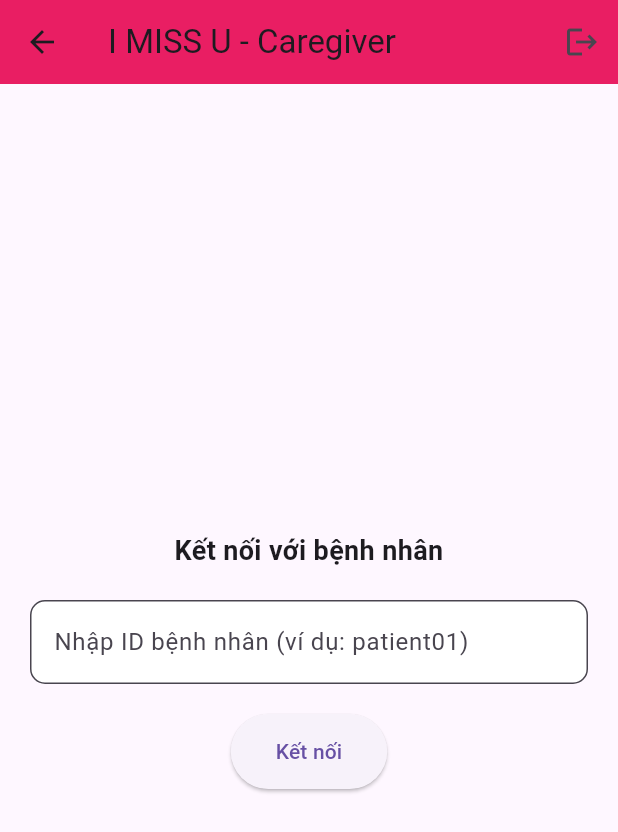
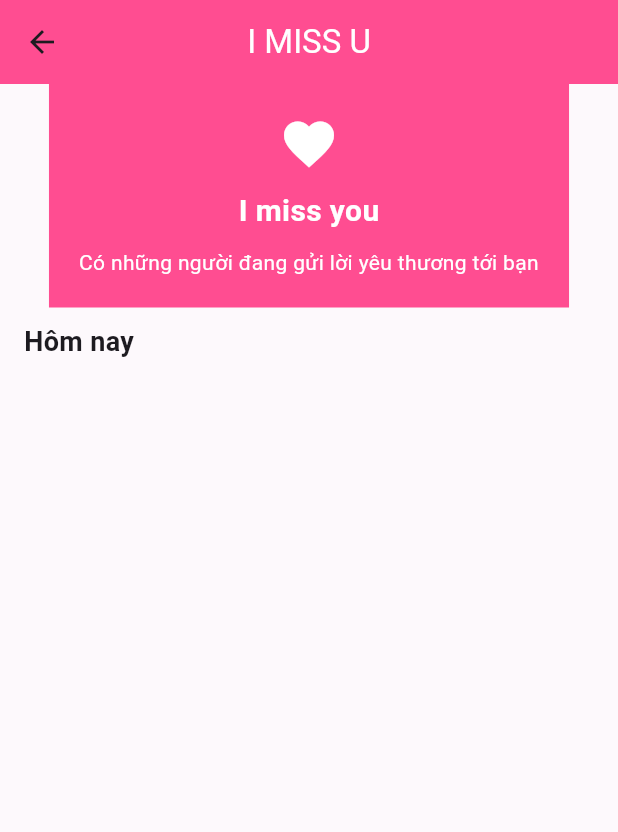
Before and after one commit to Kienakathatguy/misoul_app, a Flutter app: the IMUScreen screen opened by its route, on a phone screen of 412 x 824 dp. Shown: the top 832 px of the screen. Run offline on Flutter 3.47's test engine with Material 3 defaults, Android fonts, the light colour scheme and no system bars; our stand-ins replace cloud_firestore, file_picker, firebase_auth, firebase_core, firebase_storage, fl_chart and 6 more; missing offline and left inert: firebase_app_check, flutter_facebook_auth, flutter_sound; accounts and stored records are empty.

Commit message:
Update IMU 1

```diff
--- a/lib/main.dart
+++ b/lib/main.dart
@@ -13,6 +13,7 @@
 import 'package:firebase_core/firebase_core.dart';
 import 'package:firebase_core/firebase_core.dart';
 import 'package:firebase_app_check/firebase_app_check.dart';
+import 'package:firebase_auth/firebase_auth.dart';
 
 
 Future<void> main() async {
@@ -49,7 +50,12 @@
         '/healing': (context) => HealingScreen(),
         '/login': (context) => LoginScreen(),
         '/chatbot': (context) => TherapyChatApp(),
-        '/imu': (context) => const IMUScreen(),
+        '/imu': (context) {
+          final userId = FirebaseAuth.instance.currentUser?.uid;
+          if (userId == null) return const Scaffold(body: Center(child: Text("Không tìm thấy user")));
+
+          return IMUScreen(userId: userId);
+        },
         '/scheduler': (context) => SchedulerScreen(),
         '/mood_tracker': (context) => MoodTrackerScreen(),
         '/settings': (context) => const PlaceholderScreen(title: 'Cài đặt'),
--- a/lib/screens/imu_screen.dart
+++ b/lib/screens/imu_screen.dart
@@ -1,235 +1,143 @@
+import 'package:cloud_firestore/cloud_firestore.dart';
 import 'package:flutter/material.dart';
-import 'package:cloud_firestore/cloud_firestore.dart';
-import 'package:firebase_core/firebase_core.dart';
 
-class IMUScreen extends StatefulWidget {
-  const IMUScreen({Key? key}) : super(key: key);
+class IMUScreen extends StatelessWidget {
+  final String userId; // ID của người nhận (patient)
+  const IMUScreen({required this.userId, super.key});
 
-  @override
-  State<IMUScreen> createState() => _IMUScreenState();
-}
-
-class _IMUScreenState extends State<IMUScreen> {
-  final FirebaseFirestore _firestore = FirebaseFirestore.instance;
-  final TextEditingController _patientIdController = TextEditingController();
-
-  String _currentPatientId = '';
-  bool _isConnected = false;
-  bool _isSending = false;
-
-  final String _caregiverId = 'caregiver01';
-  final String _caregiverName = 'Người chăm sóc';
-
-  @override
-  void initState() {
-    super.initState();
-    _initializeFirebase();
-  }
-
-  Future<void> _initializeFirebase() async {
-    await Firebase.initializeApp();
-  }
-
-  Future<void> _sendMissYouMessage() async {
-    if (!_isConnected) return;
-
-    setState(() => _isSending = true);
-
+  void _sendResponse(BuildContext context, String senderId, String responseText) async {
     try {
-      await _firestore.collection('imuMessages').add({
-        'senderId': _caregiverId,
-        'receiverId': _currentPatientId,
-        'messageType': 'miss_you',
-        'messageText': '$_caregiverName đã gửi lời thương yêu tới bạn',
+      await FirebaseFirestore.instance.collection('imuResponses').add({
+        'senderId': userId,
+        'receiverId': senderId,
+        'responseText': responseText,
         'timestamp': FieldValue.serverTimestamp(),
-        'read': false,
       });
 
       ScaffoldMessenger.of(context).showSnackBar(
-        const SnackBar(
-          content: Text('Đã gửi "I miss you" thành công!'),
-          backgroundColor: Colors.green,
-        ),
+        SnackBar(content: Text('Đã gửi phản hồi: $responseText')),
       );
     } catch (e) {
       ScaffoldMessenger.of(context).showSnackBar(
-        SnackBar(
-          content: Text('Lỗi: ${e.toString()}'),
-          backgroundColor: Colors.red,
-        ),
-      );
-    } finally {
-      setState(() => _isSending = false);
-    }
-  }
-
-  void _connectToPatient() async {
-    final patientId = _patientIdController.text.trim();
-    if (patientId.isEmpty) {
-      ScaffoldMessenger.of(context).showSnackBar(
-        const SnackBar(
-          content: Text('Vui lòng nhập ID của patient'),
-          backgroundColor: Colors.red,
-        ),
-      );
-      return;
-    }
-
-    final snapshot = await _firestore.collection('users').where('id', isEqualTo: patientId).get();
-
-    if (snapshot.docs.isNotEmpty) {
-      final userData = snapshot.docs.first.data();
-      if (userData['userType'] == 'patient') {
-        setState(() {
-          _isConnected = true;
-          _currentPatientId = patientId;
-        });
-
-        ScaffoldMessenger.of(context).showSnackBar(
-          SnackBar(
-            content: Text('Đã kết nối với patient $patientId'),
-            backgroundColor: Colors.green,
-          ),
-        );
-      } else {
-        ScaffoldMessenger.of(context).showSnackBar(
-          const SnackBar(
-            content: Text('ID này không phải của patient'),
-            backgroundColor: Colors.red,
-          ),
-        );
-      }
-    } else {
-      ScaffoldMessenger.of(context).showSnackBar(
-        const SnackBar(
-          content: Text('Không tìm thấy patient với ID này'),
-          backgroundColor: Colors.red,
-        ),
+        SnackBar(content: Text('Lỗi gửi phản hồi: $e')),
       );
     }
   }
 
   @override
-  void dispose() {
-    _patientIdController.dispose();
-    super.dispose();
-  }
-
-  @override
   Widget build(BuildContext context) {
     return Scaffold(
+      backgroundColor: const Color(0xFFFDF9FC),
       appBar: AppBar(
-        title: const Text('I MISS U - Caregiver'),
-        backgroundColor: Colors.pink,
-        actions: [
-          IconButton(
-            icon: const Icon(Icons.logout),
-            onPressed: () {
-              setState(() {
-                _isConnected = false;
-                _currentPatientId = '';
-              });
-            },
-            tooltip: 'Ngắt kết nối',
+        backgroundColor: const Color(0xFFFF4D91),
+        title: const Text('I MISS U', style: TextStyle(color: Colors.white)),
+        centerTitle: true,
+      ),
+      body: Column(
+        children: [
+          Container(
+            padding: const EdgeInsets.all(20),
+            color: const Color(0xFFFF4D91),
+            child: Column(
+              children: const [
+                Icon(Icons.favorite, size: 40, color: Colors.white),
+                SizedBox(height: 10),
+                Text('I miss you',
+                    style: TextStyle(fontSize: 20, fontWeight: FontWeight.bold, color: Colors.white)),
+                SizedBox(height: 10),
+                Text(
+                  'Có những người đang gửi lời yêu thương tới bạn',
+                  style: TextStyle(color: Colors.white),
+                  textAlign: TextAlign.center,
                 ),
               ],
             ),
-      body: Center(
-        child: Padding(
-          padding: const EdgeInsets.all(20.0),
-          child: Column(
-            mainAxisAlignment: MainAxisAlignment.center,
-            children: [
-              if (!_isConnected) ...[
-                const Text(
-                  'Kết nối với bệnh nhân',
-                  style: TextStyle(fontSize: 18.0, fontWeight: FontWeight.bold),
-                  textAlign: TextAlign.center,
           ),
-                const SizedBox(height: 20.0),
-                TextField(
-                  controller: _patientIdController,
-                  decoration: InputDecoration(
-                    hintText: 'Nhập ID bệnh nhân (ví dụ: patient01)',
-                    fillColor: Colors.white,
-                    filled: true,
-                    border: OutlineInputBorder(
-                      borderRadius: BorderRadius.circular(10.0),
+          const SizedBox(height: 10),
+          const Padding(
+            padding: EdgeInsets.symmetric(horizontal: 16.0),
+            child: Align(
+              alignment: Alignment.centerLeft,
+              child: Text(
+                'Hôm nay',
+                style: TextStyle(fontSize: 18, fontWeight: FontWeight.bold),
               ),
             ),
           ),
-                const SizedBox(height: 20.0),
-                ElevatedButton(
-                  style: ElevatedButton.styleFrom(
-                    padding: const EdgeInsets.symmetric(horizontal: 30.0, vertical: 15.0),
-                    shape: RoundedRectangleBorder(
-                      borderRadius: BorderRadius.circular(30.0),
+          Expanded(
+            child: StreamBuilder<QuerySnapshot>(
+              stream: FirebaseFirestore.instance
+                  .collection('imuMessages')
+                  .where('receiverId', isEqualTo: userId)
+                  .orderBy('timestamp', descending: true)
+                  .snapshots(),
+              builder: (context, snapshot) {
+                if (!snapshot.hasData) return const Center(child: CircularProgressIndicator());
+
+                final messages = snapshot.data!.docs;
+
+                return ListView.builder(
+                  padding: const EdgeInsets.symmetric(horizontal: 16.0, vertical: 10.0),
+                  itemCount: messages.length,
+                  itemBuilder: (context, index) {
+                    final data = messages[index].data() as Map<String, dynamic>;
+                    final senderName = data['senderName'] ?? 'Người thân';
+                    final messageText = data['messageText'] ?? '';
+                    final senderId = data['senderId'];
+
+                    return Container(
+                      margin: const EdgeInsets.only(bottom: 12),
+                      padding: const EdgeInsets.all(12),
+                      decoration: BoxDecoration(
+                        color: const Color(0xFFFF4D91),
+                        borderRadius: BorderRadius.circular(16),
                       ),
+                      child: Column(
+                        crossAxisAlignment: CrossAxisAlignment.start,
+                        children: [
+                          Row(
+                            children: [
+                              const Icon(Icons.favorite, color: Colors.white),
+                              const SizedBox(width: 8),
+                              Expanded(
+                                child: Text(
+                                  messageText,
+                                  style: const TextStyle(color: Colors.white, fontWeight: FontWeight.bold),
                                 ),
-                  onPressed: _connectToPatient,
-                  child: const Text('Kết nối'),
-                ),
-              ] else ...[
-                Text(
-                  'Đã kết nối với Patient ID: $_currentPatientId',
-                  style: const TextStyle(fontSize: 18.0, fontWeight: FontWeight.bold),
-                  textAlign: TextAlign.center,
-                ),
-                const SizedBox(height: 40.0),
-                GestureDetector(
-                  onTap: _isSending ? null : _sendMissYouMessage,
-                  child: Container(
-                    width: 200.0,
-                    height: 200.0,
-                    decoration: BoxDecoration(
-                      color: Colors.white,
-                      shape: BoxShape.circle,
-                      boxShadow: [
-                        BoxShadow(
-                          color: Colors.pink.withOpacity(0.3),
-                          spreadRadius: 5,
-                          blurRadius: 7,
-                          offset: const Offset(0, 3),
                               ),
                             ],
                           ),
-                    child: Center(
-                      child: _isSending
-                          ? const CircularProgressIndicator(color: Colors.pink)
-                          : const Icon(
-                        Icons.favorite,
-                        color: Colors.pink,
-                        size: 100.0,
+                          const SizedBox(height: 10),
+                          Row(
+                            mainAxisAlignment: MainAxisAlignment.spaceEvenly,
+                            children: [
+                              TextButton(
+                                style: TextButton.styleFrom(
+                                  backgroundColor: Colors.white,
+                                  shape: RoundedRectangleBorder(borderRadius: BorderRadius.circular(20)),
+                                ),
+                                onPressed: () => _sendResponse(context, senderId, "I'm Okay 😊"),
+                                child: const Text("I'm Okay 😊", style: TextStyle(color: Colors.black)),
+                              ),
+                              TextButton(
+                                style: TextButton.styleFrom(
+                                  backgroundColor: const Color(0xFFB288F2),
+                                  shape: RoundedRectangleBorder(borderRadius: BorderRadius.circular(20)),
+                                ),
+                                onPressed: () => _sendResponse(context, senderId, "I need you 😢"),
+                                child: const Text("I need you 😢", style: TextStyle(color: Colors.white)),
+                              ),
+                            ],
+                          ),
+                        ],
+                      ),
+                    );
+                  },
+                );
+              },
             ),
           ),
-                  ),
-                ),
-                const SizedBox(height: 20.0),
-                const Text(
-                  'Chạm vào trái tim để gửi "I miss you"',
-                  style: TextStyle(fontSize: 16.0),
-                  textAlign: TextAlign.center,
-                ),
-                const SizedBox(height: 40.0),
-                ElevatedButton(
-                  style: ElevatedButton.styleFrom(
-                    padding: const EdgeInsets.symmetric(horizontal: 30.0, vertical: 15.0),
-                    shape: RoundedRectangleBorder(
-                      borderRadius: BorderRadius.circular(30.0),
-                    ),
-                  ),
-                  onPressed: () {
-                    setState(() {
-                      _isConnected = false;
-                      _currentPatientId = '';
-                    });
-                  },
-                  child: const Text('Ngắt kết nối'),
-                ),
         ],
-            ],
-          ),
-        ),
       ),
     );
   }
--- a/lib/services/user_service.dart
+++ b/lib/services/user_service.dart
@@ -4,7 +4,7 @@
 class UserService {
   static final _firestore = FirebaseFirestore.instance;
 
-  // 📌 Tạo hồ sơ người dùng nếu chưa có
+  // Tạo hồ sơ người dùng nếu chưa có
   static Future<void> createUserProfileIfNotExists() async {
     final user = FirebaseAuth.instance.currentUser;
     if (user == null) return;
@@ -23,7 +23,7 @@
     }
   }
 
-  // ✏️ Cập nhật tên và mục tiêu
+  // Cập nhật tên và mục tiêu
   static Future<void> updateUserProfile({String? displayName, String? goal}) async {
     final user = FirebaseAuth.instance.currentUser;
     if (user == null) return;
@@ -35,7 +35,7 @@
     await _firestore.collection('users').doc(user.uid).update(updates);
   }
 
-  // 📥 Lấy thông tin người dùng
+  // Lấy thông tin người dùng
   static Future<Map<String, dynamic>?> getUserProfile() async {
     final user = FirebaseAuth.instance.currentUser;
     if (user == null) return null;
```
Lines whose indentation alone changed are shown as unchanged.
